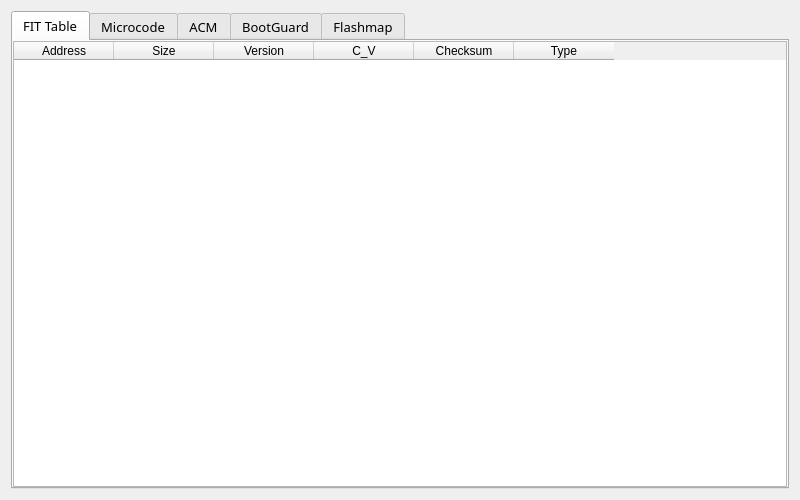
First picture: the form in Window/InfoWindow.ui, repository stephan-zhuchen/BIOS-Viewer, before the edit.
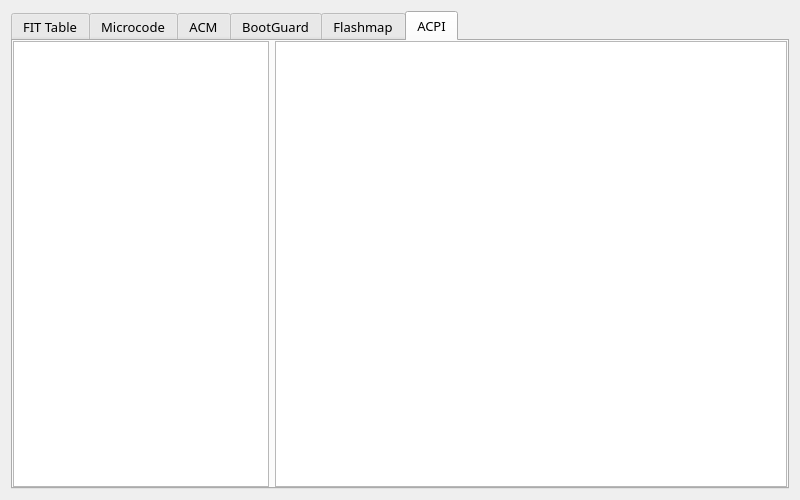
Second picture: the form after the edit.

Commit message: BIOS Viewer 1.6 1. Add ACPI support; 2. Add right menu for Hex View.

```diff
--- a/Window/InfoWindow.ui
+++ b/Window/InfoWindow.ui
@@ -35,7 +35,7 @@
       <enum>QTabWidget::Rounded</enum>
      </property>
      <property name="currentIndex">
-      <number>0</number>
+      <number>5</number>
      </property>
      <widget class="QWidget" name="FitTab">
       <attribute name="title">
@@ -256,6 +256,54 @@
        </item>
       </layout>
      </widget>
+     <widget class="QWidget" name="acpiTab">
+      <attribute name="title">
+       <string>ACPI</string>
+      </attribute>
+      <layout class="QHBoxLayout" name="horizontalLayout_6">
+       <property name="spacing">
+        <number>6</number>
+       </property>
+       <property name="leftMargin">
+        <number>0</number>
+       </property>
+       <property name="topMargin">
+        <number>0</number>
+       </property>
+       <property name="rightMargin">
+        <number>0</number>
+       </property>
+       <property name="bottomMargin">
+        <number>0</number>
+       </property>
+       <item>
+        <widget class="QListWidget" name="AcpiListWidget">
+         <property name="sizePolicy">
+          <sizepolicy hsizetype="Minimum" vsizetype="Expanding">
+           <horstretch>0</horstretch>
+           <verstretch>0</verstretch>
+          </sizepolicy>
+         </property>
+         <property name="minimumSize">
+          <size>
+           <width>200</width>
+           <height>0</height>
+          </size>
+         </property>
+        </widget>
+       </item>
+       <item>
+        <widget class="QTextBrowser" name="AcpiTextBrowser">
+         <property name="acceptDrops">
+          <bool>false</bool>
+         </property>
+         <property name="lineWrapMode">
+          <enum>QTextEdit::NoWrap</enum>
+         </property>
+        </widget>
+       </item>
+      </layout>
+     </widget>
     </widget>
    </item>
   </layout>
```
The commit also changes 33 other files.
